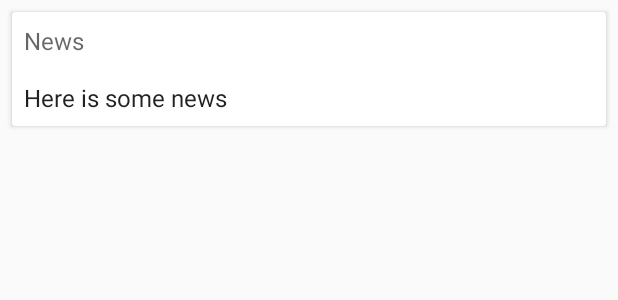
After one commit to 4zcode/main, an Android app: the layout hospital_item_view.xml on its own in the app's theme, with its tools: preview values and no code run, on a phone screen of 412 x 824 dp. The commit adds this screen. Shown: the top 300 px of the screen. Run offline under Robolectric (Android 15) with nearby library versions, the phone set to English and light mode, and no system bars.

Commit message:
i added the hospitals activity

```diff
--- a/MyApplication7/app/src/main/AndroidManifest.xml
+++ b/MyApplication7/app/src/main/AndroidManifest.xml
@@ -13,7 +13,7 @@
         tools:ignore="GoogleAppIndexingWarning">
         <activity android:name=".hospital_activity"></activity>
         <activity
-            android:name=".hospitals_activity"
+            android:name=".hospital_activity"
             android:parentActivityName=".MainActivity" />
         <activity android:name=".MainActivity">
             <intent-filter>
--- /dev/null
+++ b/MyApplication7/app/src/main/res/layout/hospital_item_view.xml
@@ -0,0 +1,47 @@
+<?xml version="1.0" encoding="utf-8"?>
+<androidx.cardview.widget.CardView xmlns:android="http://schemas.android.com/apk/res/android"
+    android:layout_width="match_parent"
+    android:layout_height="wrap_content"
+    android:layout_margin="@dimen/card_margin"
+    android:background="?android:selectableItemBackground">
+
+    <RelativeLayout
+        android:layout_width="match_parent"
+        android:layout_height="wrap_content">
+
+        <ImageView
+            android:id="@+id/sportsImage"
+            android:layout_width="match_parent"
+            android:layout_height="wrap_content"
+            android:adjustViewBounds="true"/>
+
+        <TextView
+            android:id="@+id/title"
+            style="@style/TextAppearance.AppCompat.Headline"
+            android:layout_width="wrap_content"
+            android:layout_height="wrap_content"
+            android:layout_alignBottom="@id/sportsImage"
+            android:padding="@dimen/card_margin"
+            android:text="@string/title_placeholder"
+            android:theme="@style/ThemeOverlay.AppCompat.Dark"/>
+
+        <TextView
+            android:id="@+id/newsTitle"
+            style="@style/TextAppearance.AppCompat.Subhead"
+            android:layout_width="wrap_content"
+            android:layout_height="wrap_content"
+            android:layout_below="@id/sportsImage"
+            android:padding="@dimen/card_margin"
+            android:text="@string/news_label"
+            android:textColor="?android:textColorSecondary" />
+
+        <TextView
+            android:id="@+id/subTitle"
+            style="@style/TextAppearance.AppCompat.Subhead"
+            android:layout_width="wrap_content"
+            android:layout_height="wrap_content"
+            android:layout_below="@id/newsTitle"
+            android:padding="@dimen/card_margin"
+            android:text="@string/sports_info_placeholder" />
+    </RelativeLayout>
+</androidx.cardview.widget.CardView>
```
Also changed, not shown: MyApplication7/app/src/main/java/com/example/myapplication/Hopital.java (added, +40 -0 lines), MyApplication7/app/src/main/java/com/example/myapplication/HopitalsAdapter.java (added, +115 -0 lines), MyApplication7/app/src/main/java/com/example/myapplication/MainActivity.java (+7 -0 lines), MyApplication7/app/src/main/java/com/example/myapplication/hospital_activity.java (+19 -0 lines), MyApplication7/app/src/main/res/layout/activity_main.xml (+10 -2 lines), MyApplication7/app/src/main/res/values/dimens.xml (added, +7 -0 lines), MyApplication7/app/src/main/res/values/strings.xml (+67 -1 lines).
